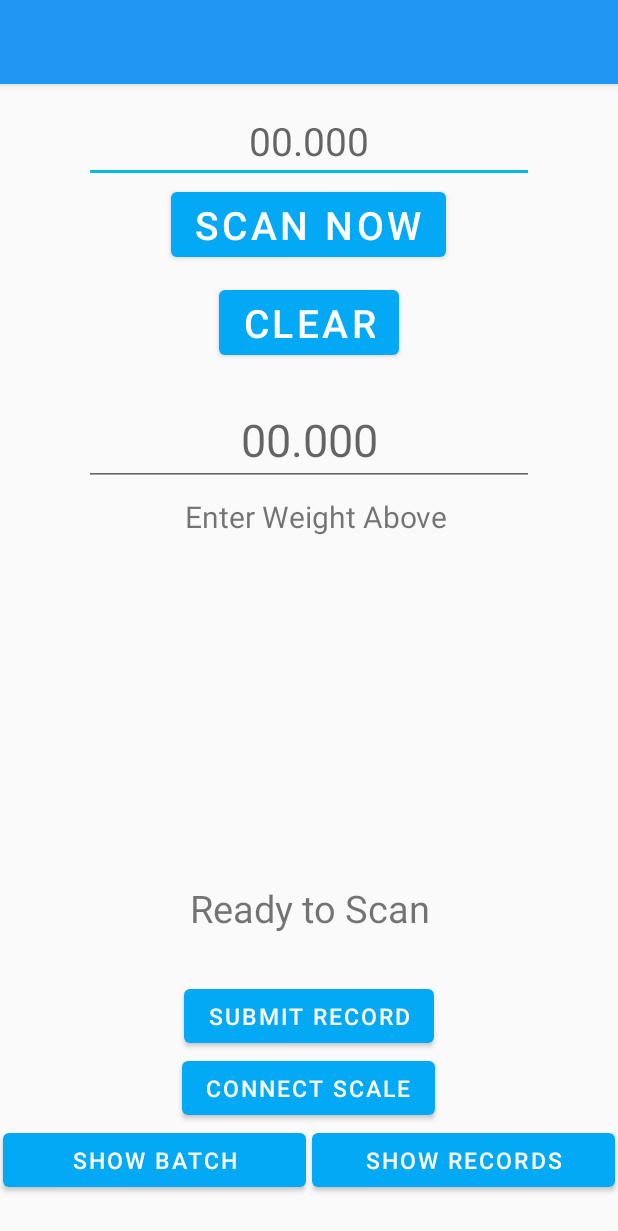
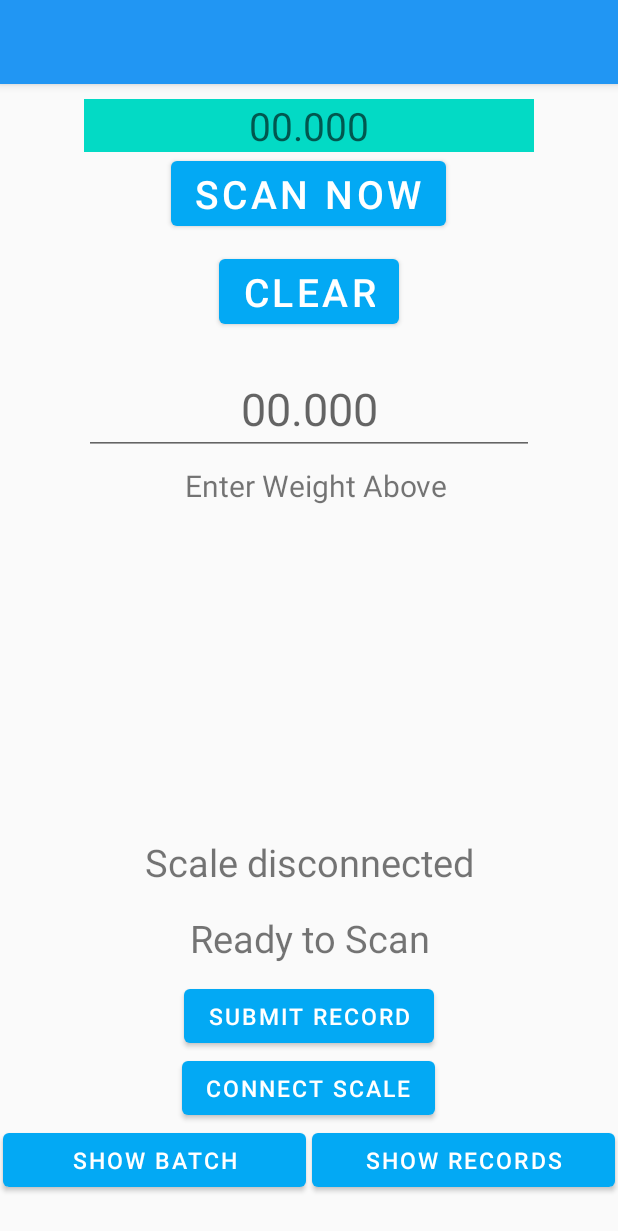
Before and after one commit to gaikwadChetan93/Collector-App, an Android app: the layout activity_main.xml on its own in the app's theme, with its tools: preview values and no code run, on a phone screen of 412 x 824 dp. Shown: the top 1231 px of the screen. Run offline under Robolectric (Android 15) with nearby library versions, the phone set to English and light mode, and no system bars.

Commit message:
Added scale connection

```diff
--- a/app/src/main/res/layout/activity_main.xml
+++ b/app/src/main/res/layout/activity_main.xml
@@ -28,7 +28,8 @@
             android:hint="00.000"
             android:selectAllOnFocus="true"
             android:textAlignment="center"
-            android:textSize="26sp"/>
+            android:textSize="26sp"
+            android:background="@color/colorAccent"/>
 
         <Button
             android:id="@+id/btn_scan"
@@ -135,13 +136,25 @@
         </LinearLayout>-->
         <!--endregion-->
         <TextView
+            android:id="@+id/scaleStatus"
+            android:layout_width="300dp"
+            android:layout_height="35dp"
+            android:layout_above="@id/messageBar"
+            android:layout_centerInParent="true"
+            android:layout_marginTop="5dp"
+            android:layout_marginBottom="10dp"
+            android:text="Scale disconnected"
+            android:textAlignment="center"
+            android:textSize="25sp" />
+
+        <TextView
             android:id="@+id/messageBar"
             android:layout_width="300dp"
             android:layout_height="35dp"
             android:layout_alignParentBottom="true"
             android:layout_centerInParent="true"
             android:layout_marginTop="5dp"
-            android:layout_marginBottom="30dp"
+            android:layout_marginBottom="10dp"
             android:text="@string/barcode_label"
             android:textAlignment="center"
             android:textSize="25sp" />
```
Also changed, not shown: app/src/main/java/com/example/genbmwscanner/MainActivity.kt (+44 -18 lines).
